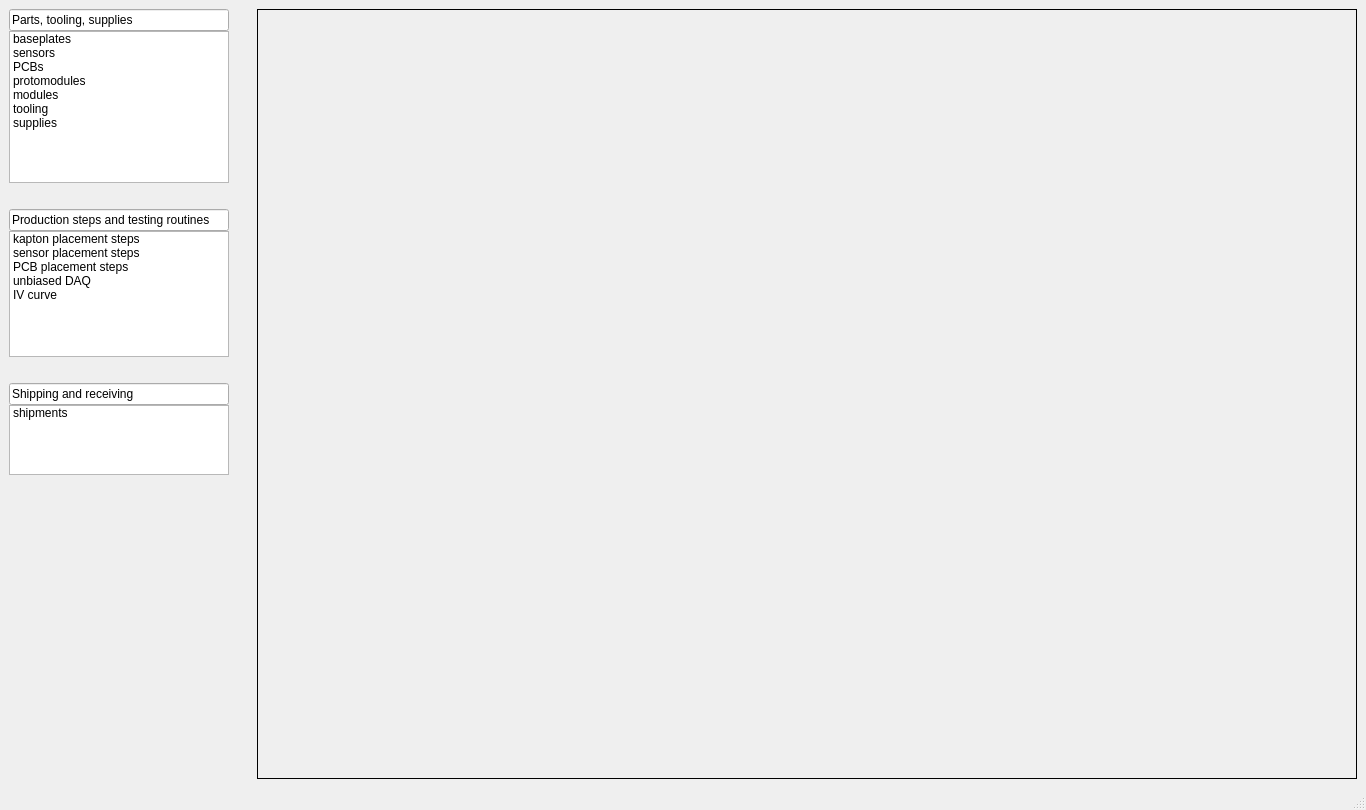
Old version of the form main_ui/mainwindow.ui in the repository IncandelaLab/SharedUI.
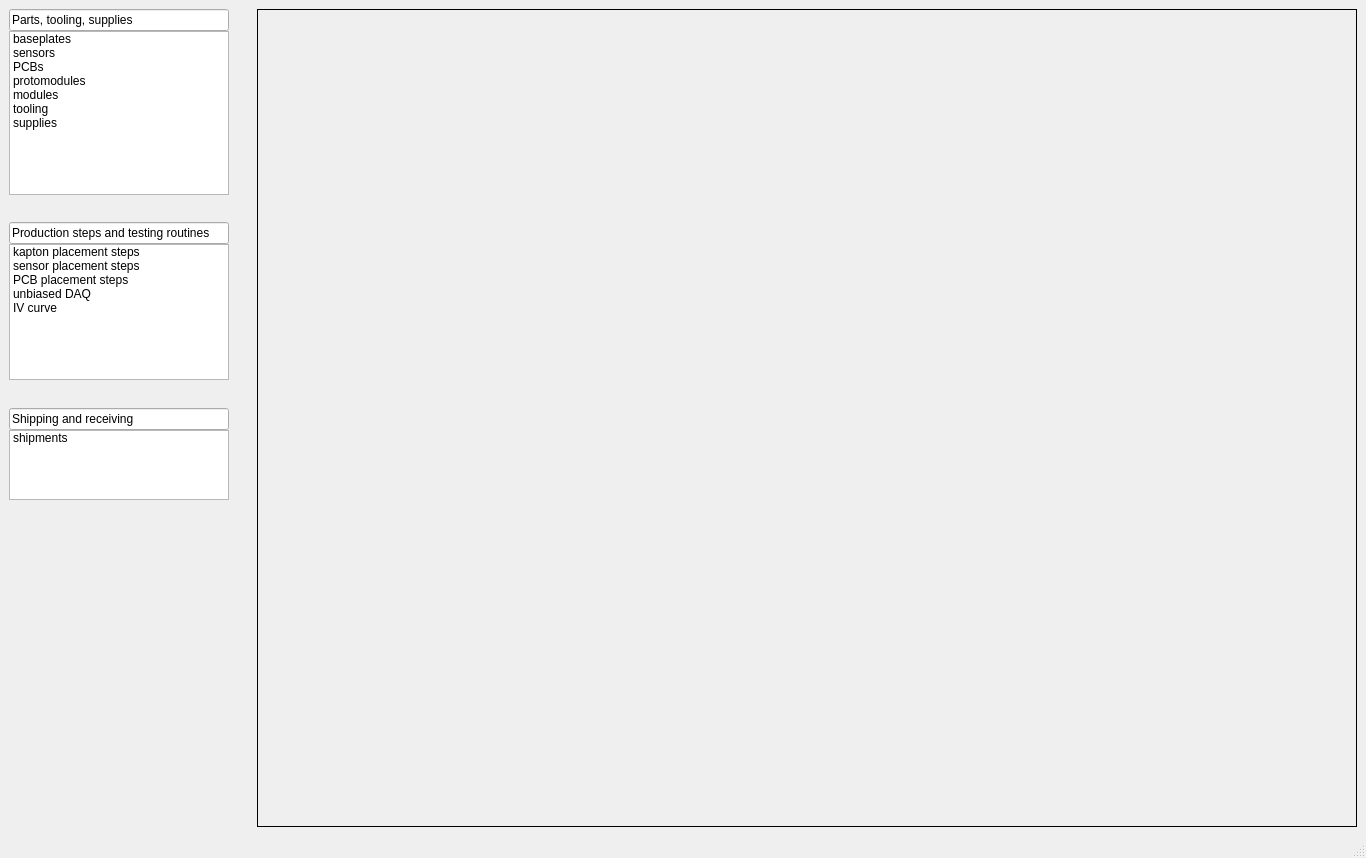
New version of the form.

```diff
--- a/main_ui/mainwindow.ui
+++ b/main_ui/mainwindow.ui
@@ -7,7 +7,7 @@
     <x>0</x>
     <y>0</y>
     <width>1366</width>
-    <height>810</height>
+    <height>858</height>
    </rect>
   </property>
   <property name="windowTitle">
```
Left out of the diff: 2 changed lines with no effect on the pictures.
